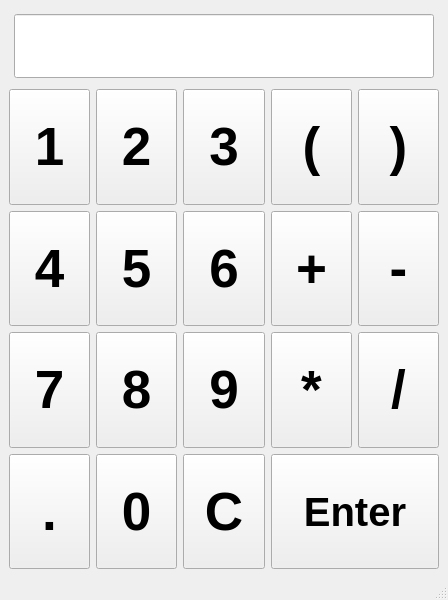
Qt form client/UI/UI.ui (Jarlid/Calculator) before a commit.
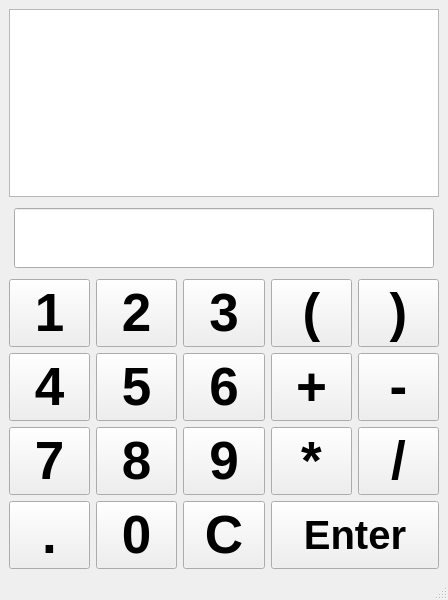
The same form after that commit.

Commit message: Забиндил кнопки, добавил валидацию ввода. Осталось научиться слать запросы

Diff of the .ui file:
```diff
--- a/client/UI/UI.ui
+++ b/client/UI/UI.ui
@@ -17,6 +17,24 @@
    <layout class="QVBoxLayout" name="verticalLayout_2">
     <item>
      <layout class="QVBoxLayout" name="verticalLayout">
+      <item>
+       <widget class="QTextBrowser" name="historyBrowser">
+        <property name="sizePolicy">
+         <sizepolicy hsizetype="Expanding" vsizetype="Maximum">
+          <horstretch>0</horstretch>
+          <verstretch>0</verstretch>
+         </sizepolicy>
+        </property>
+        <property name="font">
+         <font>
+          <pointsize>30</pointsize>
+         </font>
+        </property>
+        <property name="tabStopWidth">
+         <number>80</number>
+        </property>
+       </widget>
+      </item>
       <item>
        <widget class="QLineEdit" name="lineEdit">
         <property name="sizePolicy">
```
The commit also changes 1 other file.
